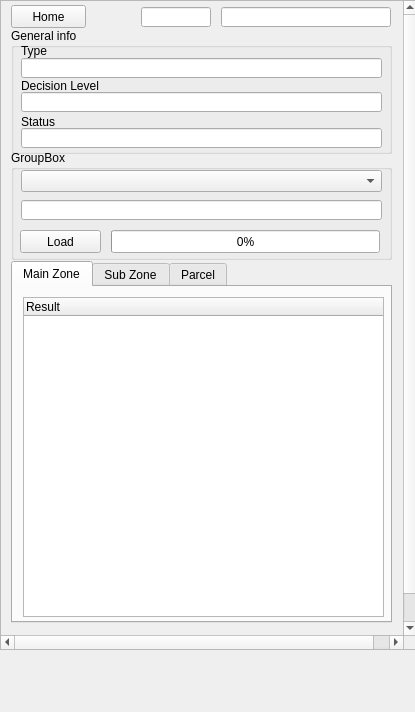
Above: view/PlanDetailWidget.ui from teamlm2/lm2_mgis before the change. Below: the same form after it.
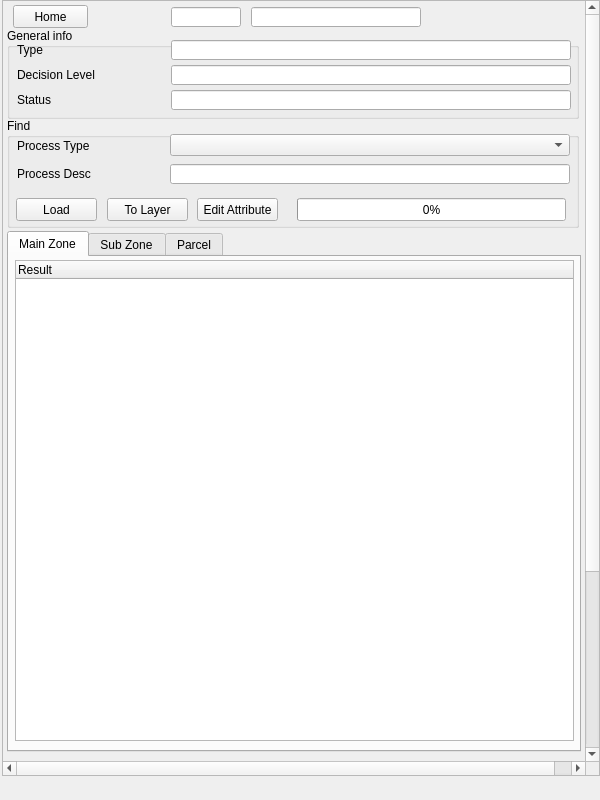
That is the form after the change.

```diff
--- a/view/PlanDetailWidget.ui
+++ b/view/PlanDetailWidget.ui
@@ -6,8 +6,8 @@
    <rect>
     <x>0</x>
     <y>0</y>
-    <width>415</width>
-    <height>712</height>
+    <width>600</width>
+    <height>800</height>
    </rect>
   </property>
   <property name="sizePolicy">
@@ -18,14 +18,14 @@
   </property>
   <property name="minimumSize">
    <size>
-    <width>415</width>
-    <height>620</height>
+    <width>600</width>
+    <height>800</height>
    </size>
   </property>
   <property name="maximumSize">
    <size>
-    <width>415</width>
-    <height>524287</height>
+    <width>600</width>
+    <height>800</height>
    </size>
   </property>
   <property name="baseSize">
@@ -41,10 +41,10 @@
    <widget class="QScrollArea" name="scrollArea">
     <property name="geometry">
      <rect>
-      <x>0</x>
+      <x>2</x>
       <y>0</y>
-      <width>418</width>
-      <height>650</height>
+      <width>598</width>
+      <height>776</height>
      </rect>
     </property>
     <property name="sizePolicy">
@@ -55,14 +55,14 @@
     </property>
     <property name="minimumSize">
      <size>
-      <width>0</width>
-      <height>600</height>
+      <width>550</width>
+      <height>300</height>
      </size>
     </property>
     <property name="maximumSize">
      <size>
-      <width>435</width>
-      <height>650</height>
+      <width>600</width>
+      <height>1500</height>
      </size>
     </property>
     <property name="widgetResizable">
@@ -73,10 +73,22 @@
       <rect>
        <x>0</x>
        <y>0</y>
-       <width>419</width>
-       <height>664</height>
+       <width>600</width>
+       <height>1000</height>
       </rect>
      </property>
+     <property name="minimumSize">
+      <size>
+       <width>550</width>
+       <height>1000</height>
+      </size>
+     </property>
+     <property name="maximumSize">
+      <size>
+       <width>600</width>
+       <height>800</height>
+      </size>
+     </property>
      <widget class="QLabel" name="error_label">
       <property name="geometry">
        <rect>
@@ -108,10 +120,10 @@
      <widget class="QGroupBox" name="groupBox">
       <property name="geometry">
        <rect>
-        <x>10</x>
+        <x>4</x>
         <y>27</y>
-        <width>381</width>
-        <height>126</height>
+        <width>572</width>
+        <height>91</height>
        </rect>
       </property>
       <property name="title">
@@ -121,8 +133,8 @@
        <property name="geometry">
         <rect>
          <x>10</x>
-         <y>15</y>
-         <width>81</width>
+         <y>14</y>
+         <width>150</width>
          <height>16</height>
         </rect>
        </property>
@@ -133,9 +145,9 @@
       <widget class="QLineEdit" name="type_edit">
        <property name="geometry">
         <rect>
-         <x>10</x>
-         <y>30</y>
-         <width>361</width>
+         <x>164</x>
+         <y>12</y>
+         <width>400</width>
          <height>20</height>
         </rect>
        </property>
@@ -147,8 +159,8 @@
        <property name="geometry">
         <rect>
          <x>10</x>
-         <y>50</y>
-         <width>81</width>
+         <y>39</y>
+         <width>150</width>
          <height>16</height>
         </rect>
        </property>
@@ -159,9 +171,9 @@
       <widget class="QLineEdit" name="decision_level_edit">
        <property name="geometry">
         <rect>
-         <x>10</x>
-         <y>64</y>
-         <width>361</width>
+         <x>164</x>
+         <y>37</y>
+         <width>400</width>
          <height>20</height>
         </rect>
        </property>
@@ -173,8 +185,8 @@
        <property name="geometry">
         <rect>
          <x>10</x>
-         <y>86</y>
-         <width>81</width>
+         <y>64</y>
+         <width>150</width>
          <height>16</height>
         </rect>
        </property>
@@ -185,9 +197,9 @@
       <widget class="QLineEdit" name="status_edit">
        <property name="geometry">
         <rect>
-         <x>10</x>
-         <y>100</y>
-         <width>361</width>
+         <x>164</x>
+         <y>62</y>
+         <width>400</width>
          <height>20</height>
         </rect>
        </property>
@@ -212,7 +224,7 @@
      <widget class="QLineEdit" name="plan_num_edit">
       <property name="geometry">
        <rect>
-        <x>220</x>
+        <x>248</x>
         <y>6</y>
         <width>170</width>
         <height>20</height>
@@ -225,7 +237,7 @@
      <widget class="QLineEdit" name="date_edit">
       <property name="geometry">
        <rect>
-        <x>140</x>
+        <x>168</x>
         <y>6</y>
         <width>70</width>
         <height>20</height>
@@ -238,10 +250,10 @@
      <widget class="QTabWidget" name="tabWidget">
       <property name="geometry">
        <rect>
-        <x>10</x>
-        <y>260</y>
-        <width>381</width>
-        <height>362</height>
+        <x>4</x>
+        <y>230</y>
+        <width>574</width>
+        <height>521</height>
        </rect>
       </property>
       <property name="currentIndex">
@@ -254,10 +266,10 @@
        <widget class="QTreeWidget" name="main_tree_widget">
         <property name="geometry">
          <rect>
-          <x>10</x>
-          <y>10</y>
-          <width>361</width>
-          <height>320</height>
+          <x>6</x>
+          <y>3</y>
+          <width>559</width>
+          <height>481</height>
          </rect>
         </property>
         <column>
@@ -301,19 +313,19 @@
      <widget class="QGroupBox" name="groupBox_2">
       <property name="geometry">
        <rect>
-        <x>10</x>
-        <y>149</y>
-        <width>381</width>
+        <x>4</x>
+        <y>117</y>
+        <width>572</width>
         <height>110</height>
        </rect>
       </property>
       <property name="title">
-       <string>GroupBox</string>
+       <string>Find</string>
       </property>
       <widget class="QProgressBar" name="load_pbar">
        <property name="geometry">
         <rect>
-         <x>100</x>
+         <x>290</x>
          <y>80</y>
          <width>269</width>
          <height>23</height>
@@ -342,9 +354,9 @@
       <widget class="QComboBox" name="process_type_cbox">
        <property name="geometry">
         <rect>
-         <x>10</x>
-         <y>20</y>
-         <width>361</width>
+         <x>163</x>
+         <y>16</y>
+         <width>400</width>
          <height>22</height>
         </rect>
        </property>
@@ -352,13 +364,65 @@
       <widget class="QLineEdit" name="process_edit">
        <property name="geometry">
         <rect>
-         <x>10</x>
-         <y>50</y>
-         <width>361</width>
+         <x>163</x>
+         <y>46</y>
+         <width>400</width>
          <height>20</height>
         </rect>
        </property>
       </widget>
+      <widget class="QLabel" name="label_4">
+       <property name="geometry">
+        <rect>
+         <x>10</x>
+         <y>20</y>
+         <width>150</width>
+         <height>16</height>
+        </rect>
+       </property>
+       <property name="text">
+        <string>Process Type</string>
+       </property>
+      </widget>
+      <widget class="QLabel" name="label_5">
+       <property name="geometry">
+        <rect>
+         <x>10</x>
+         <y>48</y>
+         <width>150</width>
+         <height>16</height>
+        </rect>
+       </property>
+       <property name="text">
+        <string>Process Desc</string>
+       </property>
+      </widget>
+      <widget class="QPushButton" name="main_to_layer_button">
+       <property name="geometry">
+        <rect>
+         <x>100</x>
+         <y>80</y>
+         <width>81</width>
+         <height>23</height>
+        </rect>
+       </property>
+       <property name="text">
+        <string>To Layer</string>
+       </property>
+      </widget>
+      <widget class="QPushButton" name="main_edit_attribute_button">
+       <property name="geometry">
+        <rect>
+         <x>190</x>
+         <y>80</y>
+         <width>81</width>
+         <height>23</height>
+        </rect>
+       </property>
+       <property name="text">
+        <string>Edit Attribute</string>
+       </property>
+      </widget>
      </widget>
     </widget>
    </widget>
```
